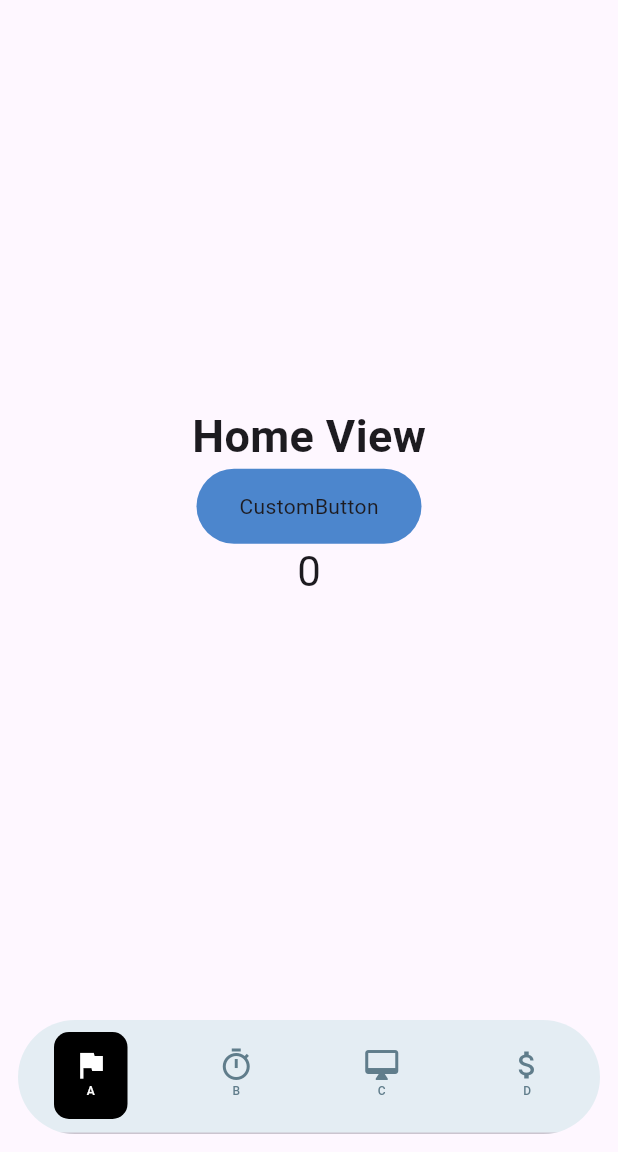
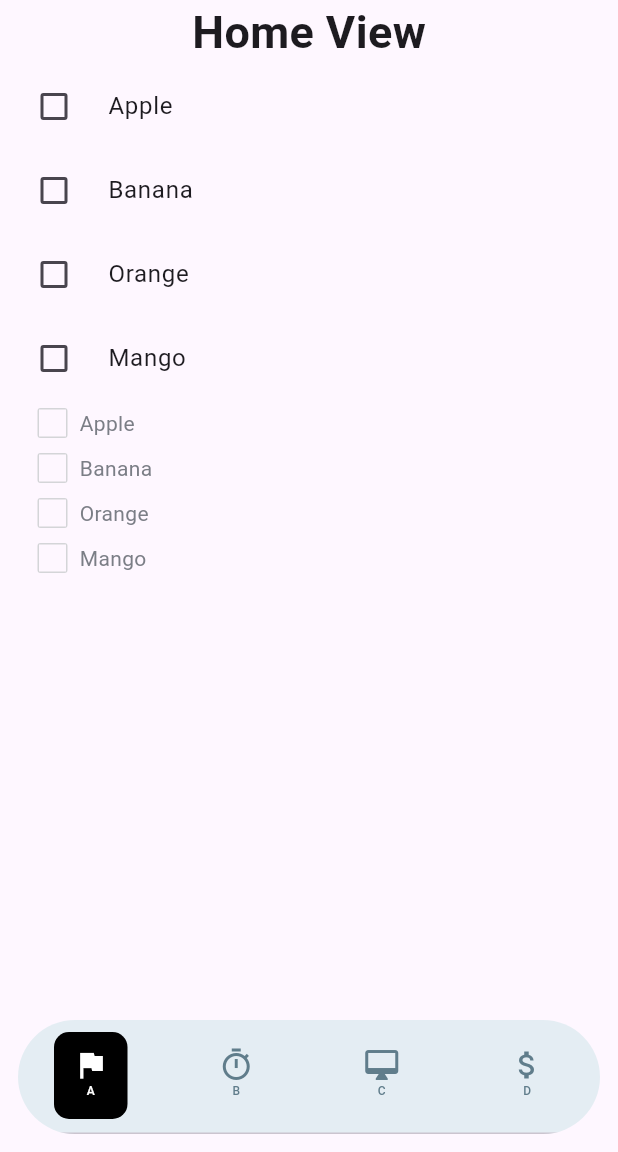
Before and after one commit to etnet-robingeng/test_flutter_package, a Flutter app: the screen it shows after launch, on a phone screen of 412 x 824 dp, the part 84-1236 px from its top. Run offline on Flutter 3.47's test engine with Material 3 defaults, Android fonts, the phone set to English and light mode, and no system bars; missing offline and left inert: dart:ffi; Roboto replaces fonts that are missing (PingFang TC).

Commit message:
add customCheckBoxGroup

```diff
--- a/example/lib/main.dart
+++ b/example/lib/main.dart
@@ -1,8 +1,10 @@
-import 'package:app_family_materials/family_styles.dart';
+import 'package:app_family_materials/materialCustomCheckBox.dart';
+import 'package:app_family_materials/family_colors.dart';
 import 'package:app_family_materials/testView.dart';
 import 'package:flutter/material.dart';
 import 'package:app_family_materials/customNavBottomBar.dart';
-import 'package:app_family_materials/cutomButton.dart';
+import 'package:app_family_materials/customCheckBoxGroup.dart';
+import 'package:app_family_materials/customCheckBox.dart';
 
 void main() {
   runApp(const MyApp());
@@ -32,16 +34,11 @@ class MyHomePage extends StatefulWidget {
 }
 
 class _MyHomePageState extends State<MyHomePage> with SingleTickerProviderStateMixin {
-  int _counter = 0;
   late TabController _tabController;
 
-  void _incrementCounter() {
-    setState(() {
-      _counter++;
-    });
-  }
-
   int _selectedIndex = 0;
+  List<String> selectedItems = [];
+  bool _checked = false;
 
   static const TextStyle optionStyle = TextStyle(fontSize: 30, fontWeight: FontWeight.bold);
   final List<Widget> bodyView = [
@@ -83,12 +80,39 @@ class _MyHomePageState extends State<MyHomePage> with SingleTickerProviderStateM
       appBar: AppBar(backgroundColor: Theme.of(context).colorScheme.inversePrimary, title: Text(widget.title)),
       body: Center(
         child: Column(
-          mainAxisAlignment: MainAxisAlignment.center,
+          mainAxisAlignment: MainAxisAlignment.start,
           children: <Widget>[
             bodyView[_selectedIndex],
-            CustomButton(onPressed: _incrementCounter),
-            // const Text('You have pushed the button this many times:'),
-            Text('$_counter', style: Theme.of(context).textTheme.headlineMedium),
+            MaterialCustomCheckbox(
+              items: ['Apple', 'Banana', 'Orange', 'Mango'],
+              onSelectionChanged: (List<String> selected) {
+                setState(() {
+                  selectedItems = selected;
+                });
+              },
+            ),
+            CustomCheckboxGroup(
+              items: ['Apple', 'Banana', 'Orange', 'Mango'],
+              onSelectionChanged: (List<String> selected) {
+                setState(() {
+                  selectedItems = selected;
+                });
+              },
+            ),
+            // CustomCheckbox(value: _checked, onChanged: _onChange),
+            // Padding(
+            //   padding: const EdgeInsets.all(18.0),
+            //   child: SizedBox(
+            //     width: 16,
+            //     height: 16,
+            //     child: CustomCheckbox(strokeWidth: 1, radius: 1, value: _checked, onChanged: _onChange),
+            //   ),
+            // ),
+            // SizedBox(
+            //   width: 30,
+            //   height: 30,
+            //   child: CustomCheckbox(strokeWidth: 3, radius: 3, value: _checked, onChanged: _onChange),
+            // ),
           ],
         ),
       ),
@@ -119,4 +143,8 @@ class _MyHomePageState extends State<MyHomePage> with SingleTickerProviderStateM
       // ), // This trailing comma makes auto-formatting nicer for build methods.
     );
   }
+
+  void _onChange(value) {
+    setState(() => _checked = value);
+  }
 }
--- a/lib/circleImageButton.dart
+++ b/lib/circleImageButton.dart
@@ -1,4 +1,4 @@
-import 'package:app_family_materials/family_styles.dart';
+import 'package:app_family_materials/family_colors.dart';
 import 'package:flutter/material.dart';
 
 class CircleImageButton extends StatelessWidget {
@@ -20,7 +20,7 @@ class CircleImageButton extends StatelessWidget {
         child: Container(
           height: height,
           width: double.infinity,
-          decoration: BoxDecoration(color: FamilyColors.primaryColor, borderRadius: BorderRadius.circular(30)),
+          decoration: BoxDecoration(color: FamilyColors.getPrimaryColor(600), borderRadius: BorderRadius.circular(30)),
           child:
               loading
                   ? Center(child: CircularProgressIndicator(color: Colors.white))
--- /dev/null
+++ b/lib/customCheckBox.dart
@@ -0,0 +1,214 @@
+import 'dart:math';
+
+import 'package:flutter/material.dart';
+import 'package:flutter/rendering.dart';
+import 'package:flutter/scheduler.dart';
+
+import 'family_colors.dart';
+
+class CustomCheckbox extends LeafRenderObjectWidget {
+  const CustomCheckbox({
+    super.key,
+    this.strokeWidth = 2.0,
+    this.value = false,
+    this.strokeColor = FamilyColors.neutral0,
+    this.fillColor = FamilyColors.primary500,
+    this.radius = 4.0,
+    this.onChanged,
+  });
+
+  final double strokeWidth; // "tick" width
+  final Color strokeColor; //  "tick" color
+  final Color? fillColor;
+  final bool value;
+  final double radius;
+  final ValueChanged<bool>? onChanged;
+
+
+  @override
+  RenderObject createRenderObject(BuildContext context) {
+    return RenderCustomCheckbox(
+      strokeWidth,
+      strokeColor,
+      fillColor ?? Theme.of(context).primaryColor,
+      value,
+      radius,
+      onChanged,
+    );
+  }
+
+  @override
+  void updateRenderObject(context, RenderCustomCheckbox renderObject) {
+    if (renderObject.value != value) {
+      renderObject.animationStatus = value ? AnimationStatus.forward : AnimationStatus.reverse;
+    }
+    renderObject
+      ..strokeWidth = strokeWidth
+      ..strokeColor = strokeColor
+      ..fillColor = fillColor ?? Theme.of(context).primaryColor
+      ..radius = radius
+      ..value = value
+      ..onChanged = onChanged;
+  }
+}
+
+class RenderCustomCheckbox extends RenderBox with RenderObjectAnimationMixin {
+  bool value;
+  int pointerId = -1;
+  double strokeWidth;
+  Color strokeColor;
+  Color fillColor;
+  double radius;
+  ValueChanged<bool>? onChanged;
+
+  RenderCustomCheckbox(this.strokeWidth, this.strokeColor, this.fillColor, this.value, this.radius, this.onChanged) {
+    progress = value ? 1 : 0;
+  }
+
+  @override
+  bool get isRepaintBoundary => true;
+
+  final double bgAnimationInterval = .4;
+
+  @override
+  void doPaint(PaintingContext context, Offset offset) {
+    Rect rect = offset & size;
+    _drawBackground(context, rect);
+    _drawCheckMark(context, rect);
+  }
+
+  void _drawBackground(PaintingContext context, Rect rect) {
+    Color color = value ? fillColor : FamilyColors.neutral50;
+    var paint =
+        Paint()
+          ..isAntiAlias = true
+          ..style =
+              PaintingStyle
+                  .fill
+          ..strokeWidth = 1.0
+          ..color = color;
+
+    final outer = RRect.fromRectXY(rect, radius, radius);
+    var rects = [rect.inflate(-1.0), Rect.fromCenter(center: rect.center, width: 0, height: 0)];
+    var rectProgress = Rect.lerp(rects[0], rects[1], min(progress, bgAnimationInterval) / bgAnimationInterval)!;
+
+    final inner = RRect.fromRectXY(rectProgress, 0, 0);
+    context.canvas.drawDRRect(outer, inner, paint);
+  }
+
+  //画 "勾"
+  void _drawCheckMark(PaintingContext context, Rect rect) {
+    // 在画好背景后再画前景
+    if (progress > bgAnimationInterval) {
+      //确定中间拐点位置
+      final secondOffset = Offset(rect.left + rect.width / 2.5, rect.bottom - rect.height / 4);
+      // 第三个点的位置
+      final lastOffset = Offset(rect.right - rect.width / 6, rect.top + rect.height / 4);
+
+      // 我们只对第三个点的位置做插值
+      final _lastOffset =
+          Offset.lerp(secondOffset, lastOffset, (progress - bgAnimationInterval) / (1 - bgAnimationInterval))!;
+
+      // 将三个点连起来
+      final path =
+          Path()
+            ..moveTo(rect.left + rect.width / 7, rect.top + rect.height / 2)
+            ..lineTo(secondOffset.dx, secondOffset.dy)
+            ..lineTo(_lastOffset.dx, _lastOffset.dy);
+
+      final paint =
+          Paint()
+            ..isAntiAlias = true
+            ..style = PaintingStyle.stroke
+            ..color = strokeColor
+            ..strokeWidth = strokeWidth;
+
+      context.canvas.drawPath(path, paint..style = PaintingStyle.stroke);
+    }
+  }
+
+  @override
+  void performLayout() {
+    // 如果父组件指定了固定宽高，则使用父组件指定的，否则宽高默认置为 25
+    size = constraints.constrain(constraints.isTight ? Size.infinite : const Size(25, 25));
+  }
+
+  // 必须置为true，否则不可以响应事件
+  @override
+  bool hitTestSelf(Offset position) => true;
+
+  // 只有通过点击测试的组件才会调用本方法
+  @override
+  void handleEvent(PointerEvent event, covariant BoxHitTestEntry entry) {
+    if (event.down) {
+      pointerId = event.pointer;
+    } else if (pointerId == event.pointer) {
+      // 判断手指抬起时是在组件范围内的话才触发onChange
+      if (size.contains(event.localPosition)) {
+        onChanged?.call(!value);
+      }
+    }
+  }
+}
+
+mixin RenderObjectAnimationMixin on RenderObject {
+  double _progress = 0;
+  int? _lastTimeStamp;
+
+  // 动画时长，子类可以重写
+  Duration get duration => const Duration(milliseconds: 200);
+  AnimationStatus _animationStatus = AnimationStatus.completed;
+
+  // 设置动画状态
+  set animationStatus(AnimationStatus v) {
+    if (_animationStatus != v) {
+      markNeedsPaint();
+    }
+    _animationStatus = v;
+  }
+
+  double get progress => _progress;
+
+  set progress(double v) {
+    _progress = v.clamp(0, 1);
+  }
+
+  @override
+  void paint(PaintingContext context, Offset offset) {
+    doPaint(context, offset); // 调用子类绘制逻辑
+    _scheduleAnimation();
+  }
+
+  void _scheduleAnimation() {
+    if (_animationStatus != AnimationStatus.completed) {
+      SchedulerBinding.instance.addPostFrameCallback((Duration timeStamp) {
+        if (_lastTimeStamp != null) {
+          double delta = (timeStamp.inMilliseconds - _lastTimeStamp!) / duration.inMilliseconds;
+
+          //在特定情况下，可能在一帧中连续的往frameCallback中添加了多次，导致两次回调时间间隔为0，
+          //这种情况下应该继续请求重绘。
+          if (delta == 0) {
+            markNeedsPaint();
+            return;
+          }
+
+          if (_animationStatus == AnimationStatus.reverse) {
+            delta = -delta;
+          }
+          _progress = _progress + delta;
+          if (_progress >= 1 || _progress <= 0) {
+            _animationStatus = AnimationStatus.completed;
+            _progress = _progress.clamp(0, 1);
+          }
+        }
+        markNeedsPaint();
+        _lastTimeStamp = timeStamp.inMilliseconds;
+      });
+    } else {
+      _lastTimeStamp = null;
+    }
+  }
+
+  // 子类实现绘制逻辑的地方
+  void doPaint(PaintingContext context, Offset offset);
+}
--- /dev/null
+++ b/lib/customCheckBoxGroup.dart
@@ -0,0 +1,59 @@
+import 'dart:ffi';
+
+import 'package:app_family_materials/family_colors.dart';
+import 'package:flutter/material.dart';
+
+import 'customCheckBox.dart';
+
+class CustomCheckboxGroup extends StatefulWidget {
+  final List<String> items;
+  final Function(List<String>) onSelectionChanged;
+  final TextStyle labelStyle;
+
+  CustomCheckboxGroup({super.key, required this.items, required this.onSelectionChanged, TextStyle? labelStyle})
+    : labelStyle = labelStyle ?? TextStyle(color: FamilyColors.neutral500, fontFamily: 'PingFang TC');
+
+  @override
+  CustomCheckboxGroupState createState() => CustomCheckboxGroupState();
+}
+
+class CustomCheckboxGroupState extends State<CustomCheckboxGroup> {
+  List<String> selectedItems = [];
+
+  @override
+  Widget build(BuildContext context) {
+    return Column(
+      children:
+          widget.items.map((item) {
+            return Row(
+              children: [
+                Padding(
+                  padding: const EdgeInsets.only(left: 25, top: 5, bottom: 5),
+                  child: SizedBox(
+                    width: 20,
+                    height: 20,
+                    child: CustomCheckbox(
+                      strokeWidth: 2,
+                      radius: 2,
+                      value: selectedItems.contains(item),
+                      onChanged: (bool? value) {
+                        setState(() {
+                          if (value == true) {
+                            selectedItems.add(item);
+                          } else {
+                            selectedItems.remove(item);
+                          }
+                          widget.onSelectionChanged(selectedItems);
+                        });
+                      },
+                    ),
+                  ),
+                ),
+                SizedBox(width: 8),
+                Text(item, style: widget.labelStyle),
+              ],
+            );
+          }).toList(),
+    );
+  }
+}
--- a/lib/cutomButton.dart
+++ b/lib/cutomButton.dart
@@ -1,6 +1,6 @@
 import 'package:flutter/material.dart';
 
-import 'family_styles.dart';
+import 'family_colors.dart';
 
 class CustomButton extends StatelessWidget {
   final Color buttonColor;
@@ -13,8 +13,8 @@ class CustomButton extends StatelessWidget {
 
   const CustomButton(
       {super.key,
-        this.buttonColor = FamilyColors.primaryColor,
-        this.textColor = FamilyColors.norTextColors,
+        this.buttonColor = FamilyColors.primary400,
+        this.textColor = FamilyColors.primary50,
         required this.onPressed,
         this.width = 150.0,
         this.height = 50.0,
@@ -28,7 +28,7 @@ class CustomButton extends StatelessWidget {
       child: Container(
         height: height,
         width: width,
-        decoration: BoxDecoration(color: buttonColor, borderRadius: BorderRadius.circular(50)),
+        decoration: BoxDecoration(color: buttonColor, borderRadius: BorderRadius.circular(8)),
         child: loading
             ? Center(
           child: CircularProgressIndicator(),
--- /dev/null
+++ b/lib/family_colors.dart
@@ -0,0 +1,133 @@
+import 'package:flutter/material.dart' show Color, Colors;
+
+class FamilyColors {
+  static const Color primary50 = Color(0xffebf1fe);
+  static const Color primary100 = Color(0xffc1d5fc);
+  static const Color primary200 = Color(0xffa3c0fb);
+  static const Color primary300 = Color(0xff79a3f9);
+  static const Color primary400 = Color(0xff5f91f8);
+  static const Color primary500 = Color(0xff3776f6);
+  static const Color primary600 = Color(0xff326be0);
+  static const Color primary700 = Color(0xff2754af);
+  static const Color primary800 = Color(0xff1e4187);
+  static const Color primary900 = Color(0xff173267);
+
+  static const Color secondary50 = Color(0xffeffafd);
+  static const Color secondary100 = Color(0xffcdeffa);
+  static const Color secondary200 = Color(0xffb5e7f8);
+  static const Color secondary300 = Color(0xff93dbf4);
+  static const Color secondary400 = Color(0xff7ed5f2);
+  static const Color secondary500 = Color(0xff5ecaef);
+  static const Color secondary600 = Color(0xff56b8d9);
+  static const Color secondary700 = Color(0xff438faa);
+  static const Color secondary800 = Color(0xff346f83);
+  static const Color secondary900 = Color(0xff275564);
+
+  static const Color error50 = Color(0xfffeeded);
+  static const Color error100 = Color(0xfffcc8c8);
+  static const Color error200 = Color(0xfffbadad);
+  static const Color error300 = Color(0xfff98787);
+  static const Color error400 = Color(0xfff87070);
+  static const Color error500 = Color(0xfff64c4c);
+  static const Color error600 = Color(0xffe04545);
+  static const Color error700 = Color(0xffaf3636);
+  static const Color error800 = Color(0xff872a2a);
+  static const Color error900 = Color(0xff672020);
+
+  static const Color warning50 = Color(0xfffff7e7);
+  static const Color warning100 = Color(0xffffe6b4);
+  static const Color warning200 = Color(0xffffd990);
+  static const Color warning300 = Color(0xffffc85d);
+  static const Color warning400 = Color(0xffffbd3d);
+  static const Color warning500 = Color(0xffffad0d);
+  static const Color warning600 = Color(0xffe89d0c);
+  static const Color warning700 = Color(0xffb57b09);
+  static const Color warning800 = Color(0xff8c5f07);
+  static const Color warning900 = Color(0xff6b4905);
+
+  static const Color success50 = Color(0xffedf8f2);
+  static const Color success100 = Color(0xffc6e9d8);
+  static const Color success200 = Color(0xffaadec5);
+  static const Color success300 = Color(0xff84cfab);
+  static const Color success400 = Color(0xff6cc69a);
+  static const Color success500 = Color(0xff47b881);
+  static const Color success600 = Color(0xff41a775);
+  static const Color success700 = Color(0xff32835c);
+  static const Color success800 = Color(0xff276547);
+  static const Color success900 = Color(0xff1e4d36);
+
+  static const Color neutral0 = Color(0xffffffff);
+  static const Color neutral10 = Color(0xfffcfcfc);
+  static const Color neutral20 = Color(0xfff8f8f9);
+  static const Color neutral30 = Color(0xfff1f2f2);
+  static const Color neutral40 = Color(0xffe9e9eb);
+  static const Color neutral50 = Color(0xffd4d5d8);
+  static const Color neutral60 = Color(0xffcacbce);
+  static const Color neutral70 = Color(0xffc1c3c6);
+  static const Color neutral80 = Color(0xffb7b9bd);
+  static const Color neutral90 = Color(0xffacafb4);
+  static const Color neutral100 = Color(0xffa2a5aa);
+  static const Color neutral200 = Color(0xff989ba1);
+  static const Color neutral300 = Color(0xff8d9197);
+  static const Color neutral400 = Color(0xff858890);
+  static const Color neutral500 = Color(0xff7b7e86);
+  static const Color neutral600 = Color(0xff72767e);
+  static const Color neutral700 = Color(0xff666a73);
+  static const Color neutral800 = Color(0xff5c606a);
+  static const Color neutral900 = Color(0xff535862);
+  static const Color neutral1000 = Color(0xff000000);
+
+  static final Map<int, Color> primaryColors = {
+    50: primary50,
+    100: primary100,
+    200: primary200,
+    300: primary300,
+    400: primary400,
+    500: primary500,
+    600: primary600,
+    700: primary700,
+    800: primary800,
+    900: primary900,
+  };
+
+  static Color getPrimaryColor(int index) {
+    if (primaryColors.containsKey(index)) {
+      return primaryColors[index]!;
+    } else {
+      throw ArgumentError(
+        'Invalid index: $index. Supported values are 50, 100, 200, 300, 400, 500, 600, 700, 800, 900.',
+      );
+    }
+  }
+
+  static final Map<int, Color> secondaryColors = {
+    50: secondary50,
+    100: secondary100,
+    200: secondary200,
+    300: secondary300,
+    400: secondary400,
+    500: secondary500,
+    600: secondary600,
+    700: secondary700,
+    800: secondary800,
+    900: secondary900,
+  };
+
+  static Color getSecondaryColor(int index) {
+    if (secondaryColors.containsKey(index)) {
+      return secondaryColors[index]!;
+    } else {
+      throw ArgumentError(
+        'Invalid index: $index. Supported values are 50, 100, 200, 300, 400, 500, 600, 700, 800, 900.',
+      );
+    }
+  }
+}
+
+class ChartStyle {
+  static const int lineChartCount = 300;
+
+  static const double topPadding = 30.0;
+
+  List<String>? dateTimeFormat;
+}
--- a/lib/family_sizes.dart
+++ b/lib/family_sizes.dart
@@ -1,5 +1,17 @@
-class FamilySizes {
-  static const double smallFontSize = 16;
-  static const double normalFontSize = 22;
-  static const double largeFontSize = 24;
+class FamilySizesBody {
+  static const double fontSizeXS = 12;
+  static const double fontSizeS = 14;
+  static const double fontSizeM = 16;
+  static const double fontSizeL = 18;
+  static const double fontSizeXL = 20;
+  static const double fontSizeXXL = 24;
 }
+
+class FamilySizesHeader {
+  static const double fontSizeXS = 18;
+  static const double fontSizeS = 20;
+  static const double fontSizeM = 22;
+  static const double fontSizeL = 24;
+  static const double fontSizeXL = 26;
+  static const double fontSizeXXL = 28;
+}
--- a/lib/family_styles.dart
+++ /dev/null
@@ -1,34 +0,0 @@
-import 'package:flutter/material.dart' show Color, Colors;
-
-class FamilyColors {
-  static const List<Color> bgColor = [Color(0xff18191d), Color(0xff18191d)];
-  static const List<Color> bgColorLight = [Color(0xFFFFFFFF), Color(0xFFFFFFF)];
-
-  static const Color primaryColor = Color(0xff4C86CD);
-  static const Color secondaryColor = Color(0x554C86CD);
-  static const Color lightTextColor = Color(0xffC9B885);
-  static const Color darkTextColor = Color(0xff6CB0A6);
-  static const Color selectBorderColor = Color(0xff6C7A86);
-
-  static const Color norTextColors = Colors.red;
-  static const Color darkTextColors = Colors.green;
-
-  static Color getTextColor(int index) {
-    switch (index % 3) {
-      case 1:
-        return lightTextColor;
-      case 2:
-        return darkTextColor;
-      default:
-        return primaryColor;
-    }
-  }
-}
-
-class ChartStyle {
-  static const int lineChartCount = 300;
-
-  static const double topPadding = 30.0;
-
-  List<String>? dateTimeFormat;
-}
--- a/lib/family_themes.dart
+++ b/lib/family_themes.dart
@@ -1,4 +1,4 @@
-import 'package:app_family_materials/family_styles.dart';
+import 'package:app_family_materials/family_colors.dart';
 import 'package:flutter/material.dart';
 
 import 'family_sizes.dart';
@@ -9,14 +9,16 @@ class FamilyThemes {
     primarySwatch: Colors.yellow,
     textTheme: TextTheme(
       titleMedium: TextStyle(
-        fontSize: FamilySizes.normalFontSize,
+        fontSize: FamilySizesHeader.fontSizeL,
         fontWeight: FontWeight.bold,
-        color: FamilyColors.norTextColors,
+        color: FamilyColors.primary700,
+        fontFamily: 'PingFang TC',
       ),
       bodyMedium: TextStyle(
-        fontSize: FamilySizes.normalFontSize,
+        fontSize: FamilySizesBody.fontSizeM,
         fontWeight: FontWeight.normal,
-        color: FamilyColors.norTextColors,
+        color: FamilyColors.primary500,
+        fontFamily: 'PingFang TC',
       ),
       displayLarge: TextStyle(fontSize: 96, fontWeight: FontWeight.w300, color: Colors.black),
       displayMedium: TextStyle(fontSize: 60, fontWeight: FontWeight.w400, color: Colors.black),
@@ -45,14 +47,16 @@ class FamilyThemes {
     primarySwatch: Colors.grey,
     textTheme: TextTheme(
       titleMedium: TextStyle(
-        fontSize: FamilySizes.normalFontSize,
+        fontSize: FamilySizesHeader.fontSizeL,
         fontWeight: FontWeight.bold,
-        color: FamilyColors.darkTextColors,
+        color: FamilyColors.primary500,
+        fontFamily: 'PingFang TC',
       ),
       bodyMedium: TextStyle(
-        fontSize: FamilySizes.normalFontSize,
+        fontSize: FamilySizesBody.fontSizeM,
         fontWeight: FontWeight.normal,
-        color: FamilyColors.darkTextColors,
+        color: FamilyColors.primary700,
+        fontFamily: 'PingFang TC',
       ),
       displayLarge: TextStyle(fontSize: 96, fontWeight: FontWeight.w300, color: Colors.black),
       displayMedium: TextStyle(fontSize: 60, fontWeight: FontWeight.w400, color: Colors.black),
--- a/lib/flutter_family_materials.dart
+++ b/lib/flutter_family_materials.dart
@@ -1,9 +1,12 @@
 library;
 
 export 'testView.dart'; //  ui
-export 'family_styles.dart';
+export 'family_colors.dart';
 export 'family_sizes.dart';
 export 'family_themes.dart';
 export 'circleImageButton.dart';
 export 'customNavBottomBar.dart';
 export 'cutomButton.dart';
+export 'materialCustomCheckBox.dart';
+export 'customCheckBox.dart';
+export 'customCheckBoxGroup.dart';
--- /dev/null
+++ b/lib/materialCustomCheckBox.dart
@@ -0,0 +1,42 @@
+import 'package:app_family_materials/family_colors.dart';
+import 'package:flutter/material.dart';
+
+class MaterialCustomCheckbox extends StatefulWidget {
+  final List<String> items;
+  final Function(List<String>) onSelectionChanged;
+
+  const MaterialCustomCheckbox({super.key, required this.items, required this.onSelectionChanged});
+
+  @override
+  MaterialCustomCheckboxState createState() => MaterialCustomCheckboxState();
+}
+
+class MaterialCustomCheckboxState extends State<MaterialCustomCheckbox> {
+  List<String> selectedItems = [];
+
+  @override
+  Widget build(BuildContext context) {
+    return Column(
+      children:
+          widget.items.map((item) {
+            return CheckboxListTile(
+              title: Text(item),
+              value: selectedItems.contains(item),
+              activeColor: FamilyColors.primary500,
+              checkColor: FamilyColors.neutral0,
+              controlAffinity: ListTileControlAffinity.leading,
+              onChanged: (bool? value) {
+                setState(() {
+                  if (value == true) {
+                    selectedItems.add(item);
+                  } else {
+                    selectedItems.remove(item);
+                  }
+                  widget.onSelectionChanged(selectedItems);
+                });
+              },
+            );
+          }).toList(),
+    );
+  }
+}
--- a/lib/testView.dart
+++ b/lib/testView.dart
@@ -1,4 +1,4 @@
-import 'package:app_family_materials/family_styles.dart';
+import 'package:app_family_materials/family_colors.dart';
 import 'package:flutter/material.dart';
 
 class TestView extends StatelessWidget {
@@ -7,7 +7,7 @@ class TestView extends StatelessWidget {
   @override
   Widget build(BuildContext context) {
     return Scaffold(
-        backgroundColor: FamilyColors.primaryColor, //
+        backgroundColor: FamilyColors.primary600, //
         resizeToAvoidBottomInset: false,
         appBar: AppBar(
           backgroundColor: Colors.blue,
```
Also changed, not shown: lib/family_textStyle.dart (added, +8 -0 lines).
